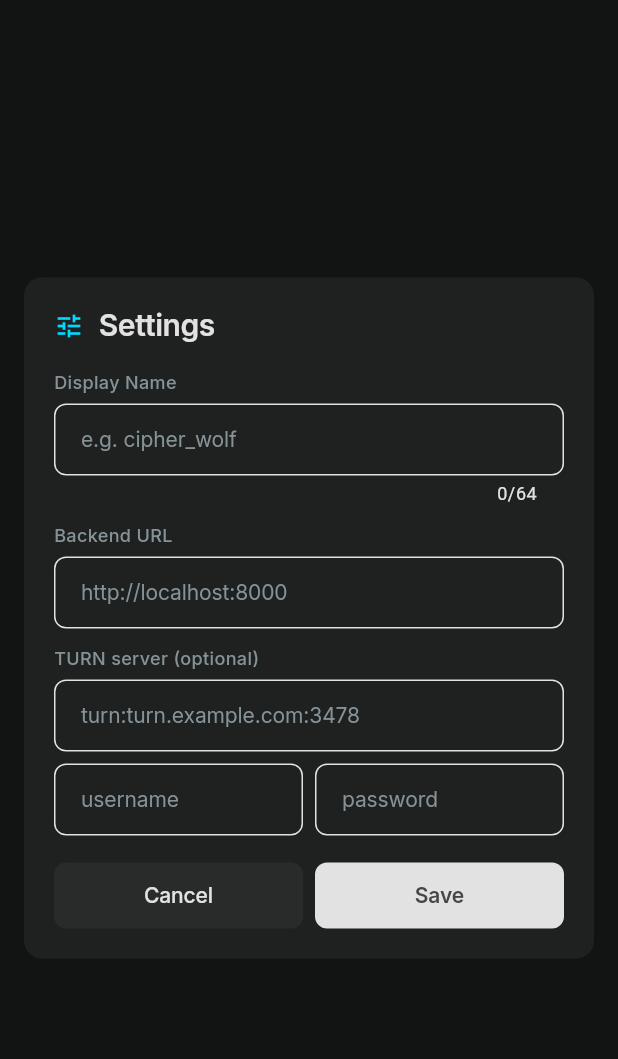
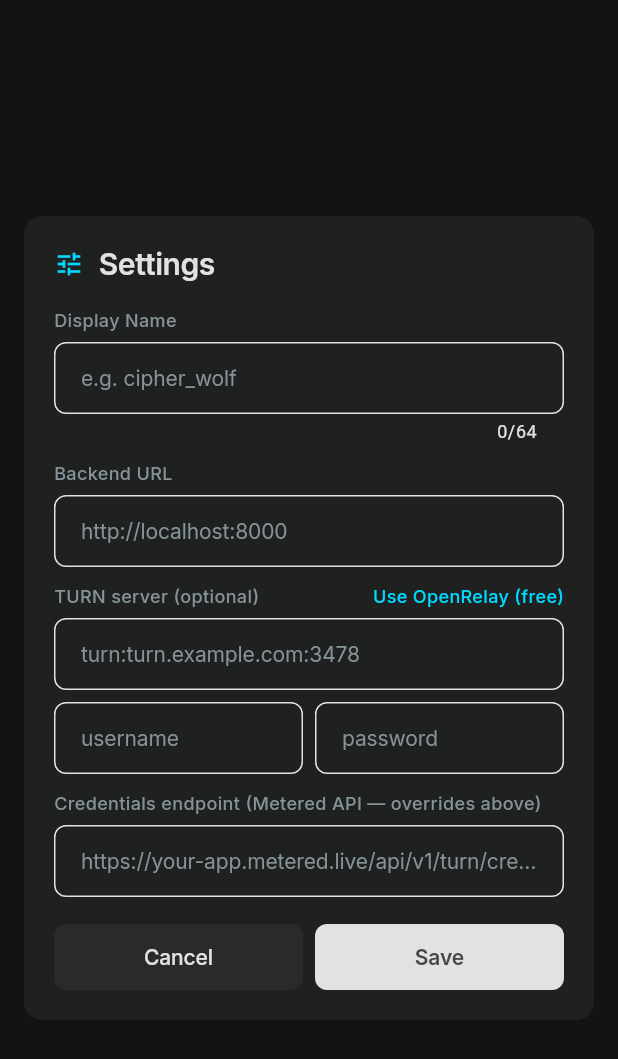
Before and after one commit to devansharora18/ash, a Flutter app: the SettingsDialog widget shown alone on an empty page, opened directly with empty values, on a phone screen of 412 x 824 dp. Shown: the top 1059 px of the screen. Run offline on Flutter 3.47's test engine with Material 3 defaults, Android fonts, the light colour scheme and no system bars; our stand-ins replace google_fonts, shared_preferences; missing offline and left inert: flutter_webrtc; accounts and stored records are empty; network calls fail.

Commit message:
feat: flutter turn server

```diff
--- a/apps/mobile/lib/features/home/home_screen.dart
+++ b/apps/mobile/lib/features/home/home_screen.dart
@@ -46,13 +46,15 @@ class _HomeScreenState extends State<HomeScreen> {
     }
   }
 
-  void _enterChat(String roomId) {
+  Future<void> _enterChat(String roomId) async {
+    final iceServers = await resolveIceServers(widget.settings);
+    if (!mounted) return;
     Navigator.of(context).push(MaterialPageRoute(
       builder: (_) => ChatScreen(
         displayName: widget.settings.displayName,
         backendUrl: widget.settings.backendUrl,
         roomId: roomId,
-        iceServers: iceServersFor(widget.settings),
+        iceServers: iceServers,
       ),
     ));
   }
--- a/apps/mobile/lib/features/home/settings_dialog.dart
+++ b/apps/mobile/lib/features/home/settings_dialog.dart
@@ -19,6 +19,7 @@ class _SettingsDialogState extends State<SettingsDialog> {
   late final TextEditingController _turnUrl;
   late final TextEditingController _turnUsername;
   late final TextEditingController _turnCredential;
+  late final TextEditingController _turnCredentialsUrl;
   String? _error;
 
   @override
@@ -29,6 +30,8 @@ class _SettingsDialogState extends State<SettingsDialog> {
     _turnUrl = TextEditingController(text: widget.settings.turnUrl);
     _turnUsername = TextEditingController(text: widget.settings.turnUsername);
     _turnCredential = TextEditingController(text: widget.settings.turnCredential);
+    _turnCredentialsUrl =
+        TextEditingController(text: widget.settings.turnCredentialsUrl);
   }
 
   @override
@@ -38,6 +41,7 @@ class _SettingsDialogState extends State<SettingsDialog> {
     _turnUrl.dispose();
     _turnUsername.dispose();
     _turnCredential.dispose();
+    _turnCredentialsUrl.dispose();
     super.dispose();
   }
 
@@ -66,7 +70,15 @@ class _SettingsDialogState extends State<SettingsDialog> {
       turnUrl: turnUrl,
       turnUsername: _turnUsername.text.trim(),
       turnCredential: _turnCredential.text.trim(),
+      turnCredentialsUrl: _turnCredentialsUrl.text.trim(),
     ));
+  }
+
+  void _useOpenRelay() {
+    _turnUrl.text = 'turn:openrelay.metered.ca:80';
+    _turnUsername.text = 'openrelayproject';
+    _turnCredential.text = 'openrelayproject';
+    setState(() => _error = null);
   }
 
   InputDecoration _decoration(String hint) => InputDecoration(
@@ -134,9 +146,21 @@ class _SettingsDialogState extends State<SettingsDialog> {
                 decoration: _decoration('http://localhost:8000'),
               ),
               const SizedBox(height: 12),
-              Text(
-                'TURN server (optional)',
-                style: AshText.labelSm(AshColors.outline),
+              Row(
+                children: [
+                  Text(
+                    'TURN server (optional)',
+                    style: AshText.labelSm(AshColors.outline),
+                  ),
+                  const Spacer(),
+                  InkWell(
+                    onTap: _useOpenRelay,
+                    child: Text(
+                      'Use OpenRelay (free)',
+                      style: AshText.labelSm(AshColors.tint),
+                    ),
+                  ),
+                ],
               ),
               const SizedBox(height: 6),
               TextField(
@@ -168,6 +192,21 @@ class _SettingsDialogState extends State<SettingsDialog> {
                     ),
                   ),
                 ],
+              ),
+              const SizedBox(height: 12),
+              Text(
+                'Credentials endpoint (Metered API — overrides above)',
+                style: AshText.labelSm(AshColors.outline),
+              ),
+              const SizedBox(height: 6),
+              TextField(
+                controller: _turnCredentialsUrl,
+                keyboardType: TextInputType.url,
+                style: AshText.codeMd(AshColors.onSurface),
+                cursorColor: AshColors.tint,
+                decoration: _decoration(
+                  'https://your-app.metered.live/api/v1/turn/credentials?apiKey=…',
+                ),
               ),
               if (_error != null) ...[
                 const SizedBox(height: 10),
--- a/apps/mobile/lib/services/settings_service.dart
+++ b/apps/mobile/lib/services/settings_service.dart
@@ -10,6 +10,7 @@ class AppSettings {
     this.turnUrl = '',
     this.turnUsername = '',
     this.turnCredential = '',
+    this.turnCredentialsUrl = '',
   });
 
   final String displayName;
@@ -17,6 +18,7 @@ class AppSettings {
   final String turnUrl;
   final String turnUsername;
   final String turnCredential;
+  final String turnCredentialsUrl;
 
   AppSettings copyWith({
     String? displayName,
@@ -24,6 +26,7 @@ class AppSettings {
     String? turnUrl,
     String? turnUsername,
     String? turnCredential,
+    String? turnCredentialsUrl,
   }) =>
       AppSettings(
         displayName: displayName ?? this.displayName,
@@ -31,6 +34,7 @@ class AppSettings {
         turnUrl: turnUrl ?? this.turnUrl,
         turnUsername: turnUsername ?? this.turnUsername,
         turnCredential: turnCredential ?? this.turnCredential,
+        turnCredentialsUrl: turnCredentialsUrl ?? this.turnCredentialsUrl,
       );
 }
 
@@ -55,6 +59,7 @@ abstract final class SettingsService {
       turnUrl: s(map['turnUrl'] as String?),
       turnUsername: s(map['turnUsername'] as String?),
       turnCredential: s(map['turnCredential'] as String?),
+      turnCredentialsUrl: s(map['turnCredentialsUrl'] as String?),
     );
   }
 
@@ -80,6 +85,7 @@ abstract final class SettingsService {
         'turnUrl': settings.turnUrl,
         'turnUsername': settings.turnUsername,
         'turnCredential': settings.turnCredential,
+        'turnCredentialsUrl': settings.turnCredentialsUrl,
       }),
     );
   }
```
Also changed, not shown: apps/mobile/lib/services/rtc_mesh.dart (+26 -0 lines).
